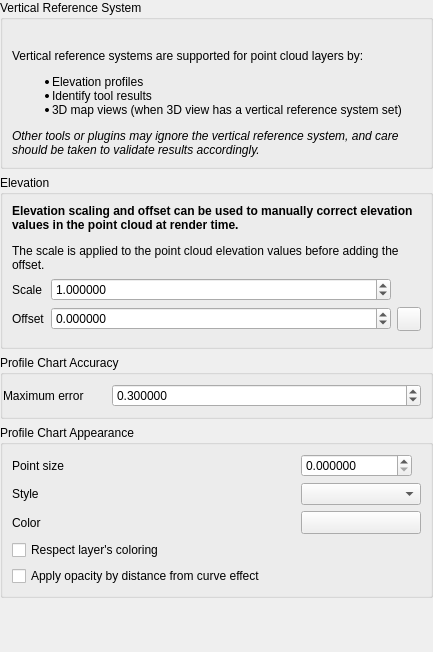
The window that src/ui/pointcloud/qgspointcloudelevationpropertieswidgetbase.ui (qgis/QGIS) describes before a commit, drawn with Qt 5.
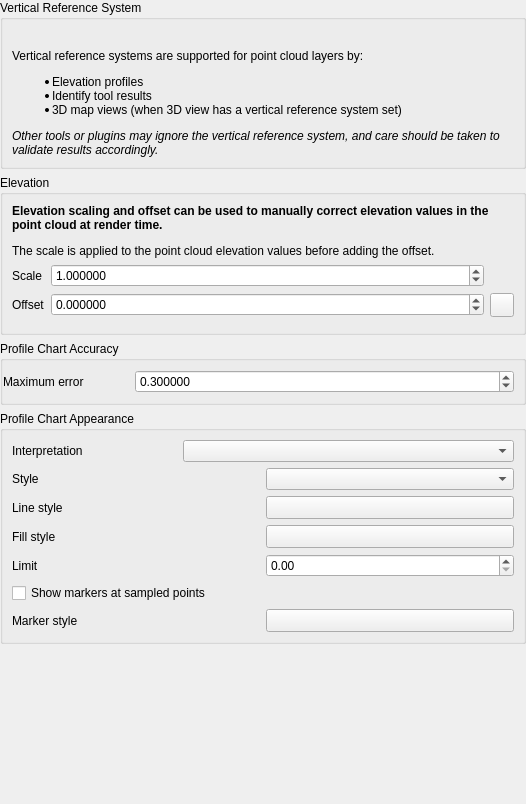
The same window after the commit. Icons and pictures are not drawn. Custom widgets are drawn as their Qt base class.

Commit message: add and connect GUI elements for triangulated point cloud elevation profile generation

```diff
--- a/src/ui/pointcloud/qgspointcloudelevationpropertieswidgetbase.ui
+++ b/src/ui/pointcloud/qgspointcloudelevationpropertieswidgetbase.ui
@@ -6,8 +6,8 @@
    <rect>
     <x>0</x>
     <y>0</y>
-    <width>433</width>
-    <height>652</height>
+    <width>526</width>
+    <height>804</height>
    </rect>
   </property>
   <property name="windowTitle">
@@ -256,24 +256,53 @@
      <property name="title">
       <string>Profile Chart Appearance</string>
      </property>
-     <layout class="QGridLayout" name="gridLayout" columnstretch="1,0,0">
-      <item row="1" column="0">
-       <widget class="QLabel" name="label_5">
+     <layout class="QGridLayout" name="gridLayout" columnstretch="1,1,1">
+      <item row="0" column="0">
+       <widget class="QLabel" name="label_7">
+        <property name="enabled">
+         <bool>true</bool>
+        </property>
         <property name="text">
-         <string>Style</string>
+         <string>Interpretation</string>
         </property>
        </widget>
       </item>
-      <item row="1" column="1" colspan="2">
-       <widget class="QComboBox" name="mPointStyleComboBox"/>
+      <item row="0" column="1" colspan="2">
+       <widget class="QComboBox" name="mTypeCombobox"/>
       </item>
+      <item row="1" column="0" rowspan="2" colspan="3">
+       <widget class="QgsStackedWidget" name="mInterpretationStackedWidget">
+        <property name="currentIndex">
+         <number>1</number>
+        </property>
+        <widget class="QWidget" name="pageIndividualPoints">
+         <layout class="QGridLayout" name="gridLayout_7">
+         <property name="leftMargin">
+                <number>0</number>
+        </property>
+        <property name="topMargin">
+                <number>0</number>
+        </property>
+        <property name="rightMargin">
+                <number>0</number>
+        </property>
+        <property name="bottomMargin">
+                <number>0</number>
+        </property>
       <item row="0" column="0">
-       <widget class="QLabel" name="lblTransparency_4">
-        <property name="text">
-         <string>Point size</string>
-        </property>
-       </widget>
-      </item>
+           <layout class="QGridLayout" name="gridLayoutIndividualPoints">
+            <property name="leftMargin">
+             <number>0</number>
+            </property>
+            <property name="topMargin">
+             <number>0</number>
+            </property>
+             <property name="rightMargin">
+               <number>0</number>
+             </property>
+             <property name="bottomMargin">
+                <number>0</number>
+             </property>
       <item row="0" column="1">
        <widget class="QgsDoubleSpinBox" name="mPointSizeSpinBox">
         <property name="decimals">
@@ -284,14 +313,52 @@
         </property>
        </widget>
       </item>
-      <item row="5" column="0" colspan="3">
+            <item row="3" column="0" colspan="2">
+             <widget class="QCheckBox" name="mCheckBoxRespectLayerColors">
+              <property name="text">
+               <string>Respect layer's coloring</string>
+              </property>
+             </widget>
+            </item>
+            <item row="1" column="0">
+             <widget class="QLabel" name="label_11">
+              <property name="text">
+               <string>Style</string>
+              </property>
+             </widget>
+            </item>
+            <item row="4" column="0" colspan="2">
        <widget class="QCheckBox" name="mOpacityByDistanceCheckBox">
         <property name="text">
          <string>Apply opacity by distance from curve effect</string>
         </property>
        </widget>
       </item>
-      <item row="3" column="1" colspan="2">
+            <item row="0" column="0">
+             <widget class="QLabel" name="lblTransparency_6">
+              <property name="text">
+               <string>Point size</string>
+              </property>
+             </widget>
+            </item>
+            <item row="2" column="0">
+             <widget class="QLabel" name="label_12">
+              <property name="text">
+               <string>Color</string>
+              </property>
+             </widget>
+            </item>
+            <item row="0" column="2">
+             <widget class="QgsUnitSelectionWidget" name="mPointSizeUnitWidget" native="true">
+              <property name="focusPolicy">
+               <enum>Qt::FocusPolicy::StrongFocus</enum>
+              </property>
+             </widget>
+            </item>
+            <item row="1" column="1" colspan="2">
+             <widget class="QComboBox" name="mPointStyleComboBox"/>
+            </item>
+            <item row="2" column="1" colspan="2">
        <widget class="QgsColorButton" name="mPointColorButton">
         <property name="sizePolicy">
          <sizepolicy hsizetype="Expanding" vsizetype="Fixed">
@@ -310,25 +377,129 @@
         </property>
        </widget>
       </item>
-      <item row="4" column="0" colspan="3">
-       <widget class="QCheckBox" name="mCheckBoxRespectLayerColors">
+           </layout>
+          </item>
+         </layout>
+        </widget>
+        <widget class="QWidget" name="pageTriangulatedSurface">
+         <layout class="QGridLayout" name="gridLayout_8">
+          <property name="leftMargin">
+            <number>0</number>
+          </property>
+          <property name="topMargin">
+            <number>0</number>
+          </property>
+            <property name="rightMargin">
+          <number>0</number>
+           </property>
+          <property name="bottomMargin">
+           <number>0</number>
+        </property>
+          <item row="0" column="0">
+           <layout class="QGridLayout" name="gridLayoutTriangulatedSurface">
+            <property name="leftMargin">
+             <number>0</number>
+            </property>
+            <property name="topMargin">
+             <number>0</number>
+            </property>
+             <property name="rightMargin">
+               <number>0</number>
+             </property>
+             <property name="bottomMargin">
+                <number>0</number>
+             </property>
+            <item row="5" column="1">
+             <widget class="QgsSymbolButton" name="mMarkerStyleButton">
+              <property name="sizePolicy">
+               <sizepolicy hsizetype="Preferred" vsizetype="Fixed">
+                <horstretch>0</horstretch>
+                <verstretch>0</verstretch>
+               </sizepolicy>
+              </property>
         <property name="text">
-         <string>Respect layer's coloring</string>
+               <string/>
         </property>
        </widget>
       </item>
-      <item row="0" column="2">
-       <widget class="QgsUnitSelectionWidget" name="mPointSizeUnitWidget" native="true">
-        <property name="focusPolicy">
-         <enum>Qt::StrongFocus</enum>
+            <item row="2" column="1">
+             <widget class="QgsSymbolButton" name="mFillStyleButton">
+              <property name="sizePolicy">
+               <sizepolicy hsizetype="Preferred" vsizetype="Fixed">
+                <horstretch>0</horstretch>
+                <verstretch>0</verstretch>
+               </sizepolicy>
+              </property>
+              <property name="text">
+               <string/>
+              </property>
+             </widget>
+            </item>
+            <item row="0" column="1">
+             <widget class="QComboBox" name="mSurfaceStyleCombobox"/>
+            </item>
+            <item row="2" column="0">
+             <widget class="QLabel" name="labelFillStyle">
+              <property name="text">
+               <string>Fill style</string>
         </property>
        </widget>
       </item>
       <item row="3" column="0">
-       <widget class="QLabel" name="label_6">
+             <widget class="QLabel" name="labelLimit">
         <property name="text">
-         <string>Color</string>
-        </property>
+               <string>Limit</string>
+              </property>
+             </widget>
+            </item>
+            <item row="5" column="0">
+             <widget class="QLabel" name="labelMarkerStyle">
+              <property name="text">
+               <string>Marker style</string>
+              </property>
+             </widget>
+            </item>
+            <item row="0" column="0">
+             <widget class="QLabel" name="labelStyle">
+              <property name="text">
+               <string>Style</string>
+              </property>
+             </widget>
+            </item>
+            <item row="3" column="1">
+             <widget class="QgsDoubleSpinBox" name="mElevationLimitSpinBox"/>
+            </item>
+            <item row="4" column="0" colspan="2">
+             <widget class="QCheckBox" name="mCheckBoxShowMarkersAtSampledPoints">
+              <property name="text">
+               <string>Show markers at sampled points</string>
+              </property>
+             </widget>
+            </item>
+            <item row="1" column="0">
+             <widget class="QLabel" name="labelLineStyle">
+              <property name="text">
+               <string>Line style</string>
+              </property>
+             </widget>
+            </item>
+            <item row="1" column="1">
+             <widget class="QgsSymbolButton" name="mLineStyleButton">
+              <property name="sizePolicy">
+               <sizepolicy hsizetype="Preferred" vsizetype="Fixed">
+                <horstretch>0</horstretch>
+                <verstretch>0</verstretch>
+               </sizepolicy>
+              </property>
+              <property name="text">
+               <string/>
+              </property>
+             </widget>
+            </item>
+           </layout>
+          </item>
+         </layout>
+        </widget>
        </widget>
       </item>
      </layout>
@@ -355,18 +526,18 @@
    <extends>QDoubleSpinBox</extends>
    <header>qgsdoublespinbox.h</header>
   </customwidget>
-  <customwidget>
-   <class>QgsStackedWidget</class>
-   <extends>QStackedWidget</extends>
-   <header>qgsstackedwidget.h</header>
-   <container>1</container>
-  </customwidget>
   <customwidget>
    <class>QgsCollapsibleGroupBox</class>
    <extends>QGroupBox</extends>
    <header>qgscollapsiblegroupbox.h</header>
    <container>1</container>
   </customwidget>
+  <customwidget>
+   <class>QgsStackedWidget</class>
+   <extends>QStackedWidget</extends>
+   <header>qgsstackedwidget.h</header>
+   <container>1</container>
+  </customwidget>
   <customwidget>
    <class>QgsUnitSelectionWidget</class>
    <extends>QWidget</extends>
@@ -379,6 +550,11 @@
    <header>qgscolorbutton.h</header>
    <container>1</container>
   </customwidget>
+  <customwidget>
+   <class>QgsSymbolButton</class>
+   <extends>QToolButton</extends>
+   <header>qgssymbolbutton.h</header>
+  </customwidget>
  </customwidgets>
  <tabstops>
   <tabstop>mCrsGroupBox_2</tabstop>
```
Left out of the diff: 8 changed lines with no effect on the pictures. Lines whose indentation alone changed are shown as unchanged. The commit also changes 6 other files.
